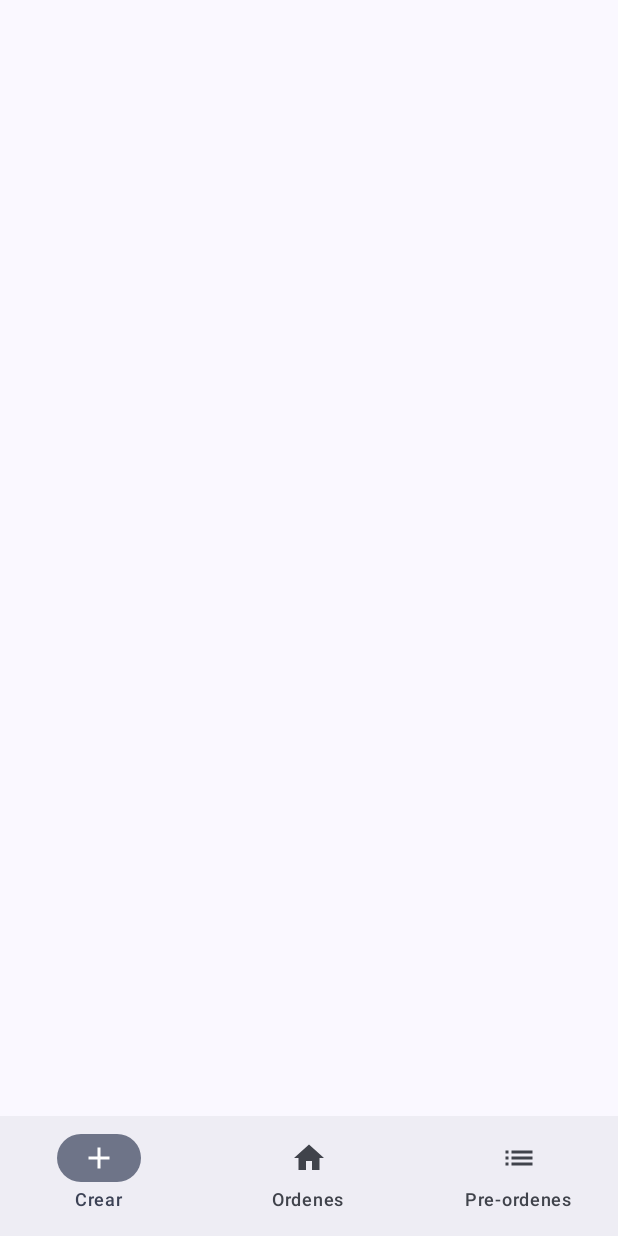
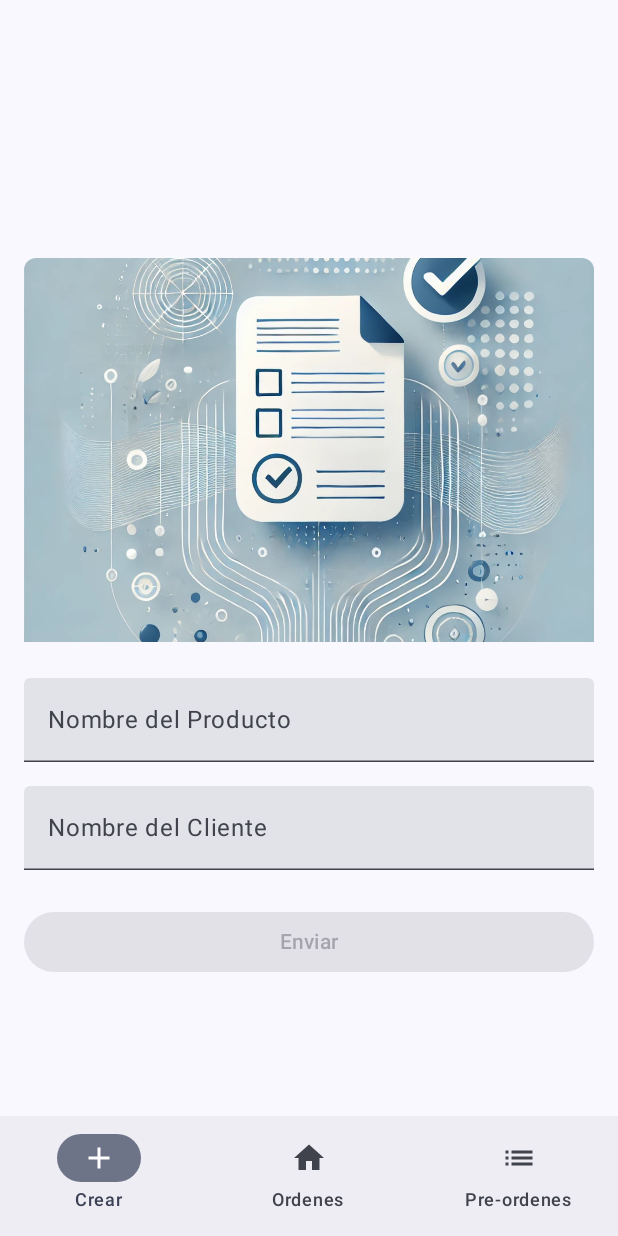
Before and after one commit to platzi/curso-room-realm, an Android app built with Jetpack Compose: the CreateScreen screen opened through its navigation route, on a phone screen of 412 x 824 dp. Run offline under Robolectric (Android 15) with nearby library versions, the phone set to English and light mode, and no system bars; our stand-ins replace Dagger/Hilt's generated code; pictures from the network do not load.

Commit message:
feat: presentation create pre order viewmodel

```diff
--- /dev/null
+++ b/app/src/main/java/com/julianvelandia/bizorder/presentation/CreateScreen.kt
@@ -0,0 +1,118 @@
+package com.julianvelandia.bizorder.presentation
+
+import android.widget.Toast
+import androidx.compose.foundation.Image
+import androidx.compose.foundation.layout.Arrangement
+import androidx.compose.foundation.layout.Column
+import androidx.compose.foundation.layout.Spacer
+import androidx.compose.foundation.layout.fillMaxSize
+import androidx.compose.foundation.layout.fillMaxWidth
+import androidx.compose.foundation.layout.height
+import androidx.compose.foundation.layout.padding
+import androidx.compose.foundation.shape.RoundedCornerShape
+import androidx.compose.material3.Button
+import androidx.compose.material3.Text
+import androidx.compose.material3.TextField
+import androidx.compose.runtime.Composable
+import androidx.compose.runtime.LaunchedEffect
+import androidx.compose.runtime.getValue
+import androidx.compose.runtime.mutableStateOf
+import androidx.compose.runtime.saveable.rememberSaveable
+import androidx.compose.runtime.setValue
+import androidx.compose.ui.Alignment
+import androidx.compose.ui.Modifier
+import androidx.compose.ui.draw.clip
+import androidx.compose.ui.layout.ContentScale
+import androidx.compose.ui.platform.LocalContext
+import androidx.compose.ui.res.painterResource
+import androidx.compose.ui.unit.dp
+import androidx.hilt.navigation.compose.hiltViewModel
+import com.julianvelandia.bizorder.R
+import kotlinx.coroutines.flow.collectLatest
+
+@Composable
+fun CreateScreen(
+    viewModel: PreOrderViewModel = hiltViewModel()
+) {
+    val context = LocalContext.current
+    var productName by rememberSaveable { mutableStateOf("") }
+    var clientName by rememberSaveable { mutableStateOf("") }
+    var isButtonEnabled by rememberSaveable { mutableStateOf(false) }
+
+    LaunchedEffect(Unit) {
+        viewModel.eventFlow.collectLatest { event ->
+            when (event) {
+                is CreateEvent.Success -> {
+                    Toast.makeText(
+                        context,
+                        "Preorden guardada y enviada correctamente al servidor.",
+                        Toast.LENGTH_SHORT
+                    ).show()
+                }
+
+                is CreateEvent.Error -> {
+                    Toast.makeText(
+                        context,
+                        "Preorden almacenada localmente. El envío al servidor falló",
+                        Toast.LENGTH_LONG
+                    ).show()
+                }
+            }
+            productName = ""
+            clientName = ""
+            isButtonEnabled = false
+        }
+    }
+
+
+    Column(
+        modifier = Modifier
+            .fillMaxSize()
+            .padding(16.dp),
+        verticalArrangement = Arrangement.Center,
+        horizontalAlignment = Alignment.CenterHorizontally
+    ) {
+        Image(
+            painter = painterResource(id = R.drawable.top_image),
+            contentDescription = "formulario",
+            modifier = Modifier
+                .fillMaxWidth()
+                .height(280.dp)
+                .clip(RoundedCornerShape(8.dp))
+                .padding(bottom = 24.dp),
+            contentScale = ContentScale.Crop
+        )
+
+        TextField(
+            value = productName,
+            onValueChange = {
+                productName = it
+                isButtonEnabled = productName.isNotBlank() && clientName.isNotBlank()
+            },
+            label = { Text("Nombre del Producto") },
+            modifier = Modifier.fillMaxWidth()
+        )
+
+        Spacer(modifier = Modifier.height(16.dp))
+
+        TextField(
+            value = clientName,
+            onValueChange = {
+                clientName = it
+                isButtonEnabled = productName.isNotBlank() && clientName.isNotBlank()
+            },
+            label = { Text("Nombre del Cliente") },
+            modifier = Modifier.fillMaxWidth()
+        )
+
+        Spacer(modifier = Modifier.height(24.dp))
+
+        Button(
+            onClick = { viewModel.onSavePreOrder(clientName, productName) },
+            enabled = isButtonEnabled,
+            modifier = Modifier.fillMaxWidth()
+        ) {
+            Text("Enviar")
+        }
+    }
+}
--- a/app/src/main/java/com/julianvelandia/bizorder/presentation/MainScreen.kt
+++ b/app/src/main/java/com/julianvelandia/bizorder/presentation/MainScreen.kt
@@ -22,7 +22,9 @@ fun MainScreen(navController: NavHostController) {
             navController = navController,
             startDestination = Screen.Home.route,
         ) {
-            composable(Screen.Create.route) {  }
+            composable(Screen.Create.route) {
+                CreateScreen()
+            }
             composable(Screen.Home.route) {
                 HomeScreen(modifier = Modifier.padding(innerPadding), navigateTo = { route ->
                     navController.navigate(Screen.DetailOrder.getDetailsRoute(route))
--- /dev/null
+++ b/app/src/main/java/com/julianvelandia/bizorder/presentation/PreOrderViewModel.kt
@@ -0,0 +1,41 @@
+package com.julianvelandia.bizorder.presentation
+
+import androidx.lifecycle.ViewModel
+import androidx.lifecycle.viewModelScope
+import com.julianvelandia.bizorder.domain.PreOrder
+import com.julianvelandia.bizorder.domain.PreOrdersRepository
+import dagger.hilt.android.lifecycle.HiltViewModel
+import kotlinx.coroutines.flow.MutableSharedFlow
+import kotlinx.coroutines.launch
+import javax.inject.Inject
+
+sealed class CreateEvent {
+    data object Success : CreateEvent()
+    data object Error : CreateEvent()
+}
+
+@HiltViewModel
+class PreOrderViewModel @Inject constructor(
+    private val preOrdersRepository: PreOrdersRepository
+) : ViewModel() {
+
+    var eventFlow = MutableSharedFlow<CreateEvent>()
+        private set
+
+    fun onSavePreOrder(customerName: String, product: String) {
+        viewModelScope.launch {
+            val result = preOrdersRepository.savePreOrder(
+                PreOrder(
+                    customerName = customerName,
+                    product = product
+                )
+            )
+
+            if (result.isSuccess) {
+                eventFlow.emit(CreateEvent.Success)
+            } else {
+                eventFlow.emit(CreateEvent.Error)
+            }
+        }
+    }
+}
```
Also changed, not shown: app/src/main/res/drawable/top_image.webp (added).
